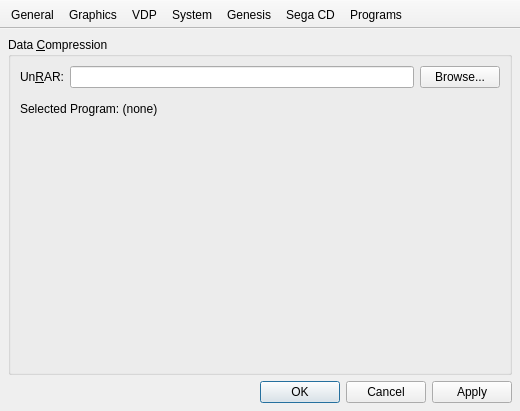
First picture: the form in src/gens-qt4/windows/GeneralConfigWindow.ui, repository GerbilSoft/gens-gs-ii, before the edit.
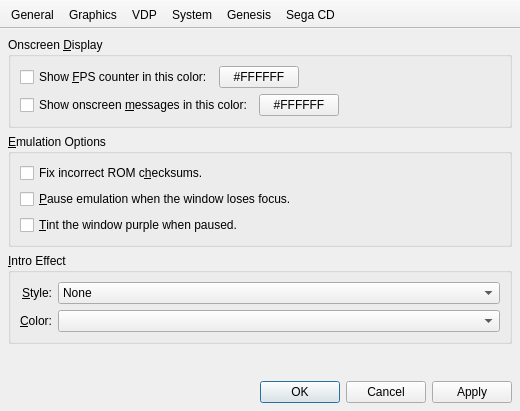
Second picture: the form after the edit. The open tabs and pages were chosen to show the change. Icons and pictures are not drawn. Custom widgets are drawn as their Qt base class.

Commit message:
[gens-qt4] Removed the UnRAR external program and/or DLL option.
The new Archive subsystem doesn't support RAR directy. Instead,
libarchive will decompress RAR archives, and it doesn't need
a copy of UnRAR.dll or /usr/bin/rar .

What changed in the file:
```diff
--- a/src/gens-qt4/windows/GeneralConfigWindow.ui
+++ b/src/gens-qt4/windows/GeneralConfigWindow.ui
@@ -1012,89 +1012,6 @@
         </item>
        </layout>
       </widget>
-      <widget class="QWidget" name="tabExtPrg">
-       <layout class="QVBoxLayout" name="vboxTabExtPrg">
-        <property name="margin">
-         <number>0</number>
-        </property>
-        <item>
-         <widget class="QGroupBox" name="grpExtPrg">
-          <property name="title">
-           <string>Data &amp;Compression</string>
-          </property>
-          <property name="flat">
-           <bool>false</bool>
-          </property>
-          <layout class="QGridLayout" name="gridExtPrg">
-           <item row="0" column="0">
-            <widget class="QLabel" name="lblExtPrgUnRAR">
-             <property name="text">
-              <string>Un&amp;RAR:</string>
-             </property>
-             <property name="textFormat">
-              <enum>Qt::PlainText</enum>
-             </property>
-             <property name="alignment">
-              <set>Qt::AlignRight|Qt::AlignTrailing|Qt::AlignVCenter</set>
-             </property>
-             <property name="buddy">
-              <cstring>txtExtPrgUnRAR</cstring>
-             </property>
-            </widget>
-           </item>
-           <item row="0" column="2">
-            <widget class="QPushButton" name="btnExtPrgUnRAR">
-             <property name="text">
-              <string>Browse...</string>
-             </property>
-            </widget>
-           </item>
-           <item row="2" column="0" colspan="3">
-            <spacer name="vspcExtPrg">
-             <property name="orientation">
-              <enum>Qt::Vertical</enum>
-             </property>
-             <property name="sizeType">
-              <enum>QSizePolicy::Fixed</enum>
-             </property>
-             <property name="sizeHint" stdset="0">
-              <size>
-               <width>20</width>
-               <height>8</height>
-              </size>
-             </property>
-            </spacer>
-           </item>
-           <item row="3" column="0" colspan="3">
-            <widget class="QLabel" name="lblExtPrgSel">
-             <property name="sizePolicy">
-              <sizepolicy hsizetype="Expanding" vsizetype="Expanding">
-               <horstretch>0</horstretch>
-               <verstretch>0</verstretch>
-              </sizepolicy>
-             </property>
-             <property name="text">
-              <string>Selected Program: (none)</string>
-             </property>
-             <property name="alignment">
-              <set>Qt::AlignLeading|Qt::AlignLeft|Qt::AlignTop</set>
-             </property>
-             <property name="wordWrap">
-              <bool>true</bool>
-             </property>
-             <property name="textInteractionFlags">
-              <set>Qt::LinksAccessibleByMouse|Qt::TextSelectableByKeyboard|Qt::TextSelectableByMouse</set>
-             </property>
-            </widget>
-           </item>
-           <item row="0" column="1">
-            <widget class="GensLineEdit" name="txtExtPrgUnRAR"/>
-           </item>
-          </layout>
-         </widget>
-        </item>
-       </layout>
-      </widget>
      </widget>
     </item>
     <item>
@@ -1138,7 +1055,6 @@
    <addaction name="actionSystem"/>
    <addaction name="actionGenesis"/>
    <addaction name="actionSegaCD"/>
-   <addaction name="actionExternalPrograms"/>
   </widget>
   <action name="actionGeneral">
    <property name="checkable">
@@ -1200,18 +1116,6 @@
     <string>Sega &amp;CD</string>
    </property>
   </action>
-  <action name="actionExternalPrograms">
-   <property name="checkable">
-    <bool>true</bool>
-   </property>
-   <property name="icon">
-    <iconset resource="../resources/oxygen/oxygen.qrc">
-     <normaloff>:/icons/oxygen/32x32/utilities-terminal.png</normaloff>:/icons/oxygen/32x32/utilities-terminal.png</iconset>
-   </property>
-   <property name="text">
-    <string>&amp;Programs</string>
-   </property>
-  </action>
   <action name="actionGenesis">
    <property name="checkable">
     <bool>true</bool>
```
Left out of the diff: 2 changed lines with no effect on the pictures. The commit also changes 10 other files.
